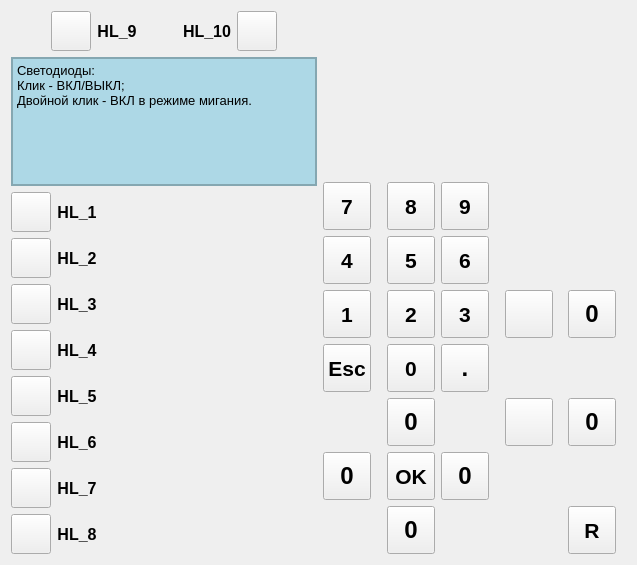
vlarry/emulator, file bzuinterface.ui: the form before one commit.
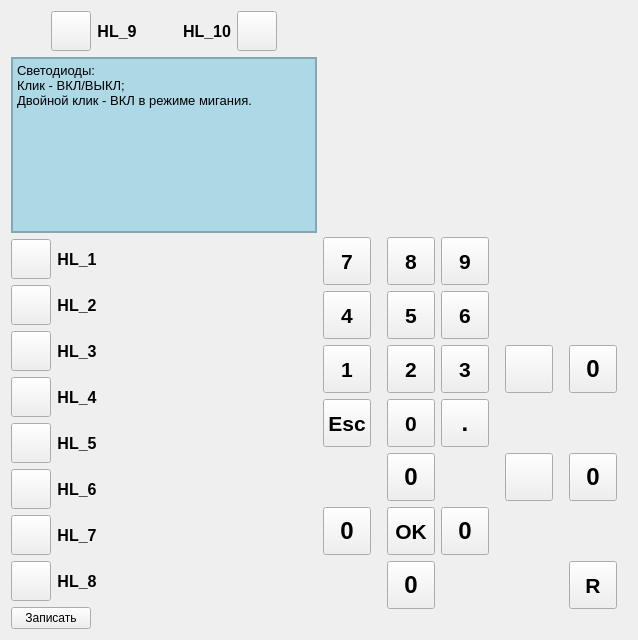
The form after the commit. Icons and pictures are not drawn. Custom widgets are drawn as their Qt base class.

What changed in the file:
```diff
--- a/bzuinterface.ui
+++ b/bzuinterface.ui
@@ -6,14 +6,14 @@
    <rect>
     <x>0</x>
     <y>0</y>
-    <width>637</width>
-    <height>565</height>
+    <width>638</width>
+    <height>640</height>
    </rect>
   </property>
   <property name="windowTitle">
    <string>Form</string>
   </property>
-  <layout class="QHBoxLayout" name="horizontalLayout_3">
+  <layout class="QHBoxLayout" name="horizontalLayout_4">
    <item>
     <layout class="QVBoxLayout" name="verticalLayout_3">
      <item>
@@ -674,6 +674,30 @@
        </item>
       </layout>
      </item>
+     <item>
+      <layout class="QHBoxLayout" name="horizontalLayout_3">
+       <item>
+        <widget class="QPushButton" name="pushButtonSaveLed">
+         <property name="text">
+          <string>Записать</string>
+         </property>
+        </widget>
+       </item>
+       <item>
+        <spacer name="horizontalSpacer_19">
+         <property name="orientation">
+          <enum>Qt::Horizontal</enum>
+         </property>
+         <property name="sizeHint" stdset="0">
+          <size>
+           <width>40</width>
+           <height>20</height>
+          </size>
+         </property>
+        </spacer>
+       </item>
+      </layout>
+     </item>
     </layout>
    </item>
    <item>
@@ -1628,6 +1652,19 @@
        </item>
       </layout>
      </item>
+     <item>
+      <spacer name="horizontalSpacer_20">
+       <property name="orientation">
+        <enum>Qt::Horizontal</enum>
+       </property>
+       <property name="sizeHint" stdset="0">
+        <size>
+         <width>40</width>
+         <height>20</height>
+        </size>
+       </property>
+      </spacer>
+     </item>
     </layout>
    </item>
   </layout>
```
